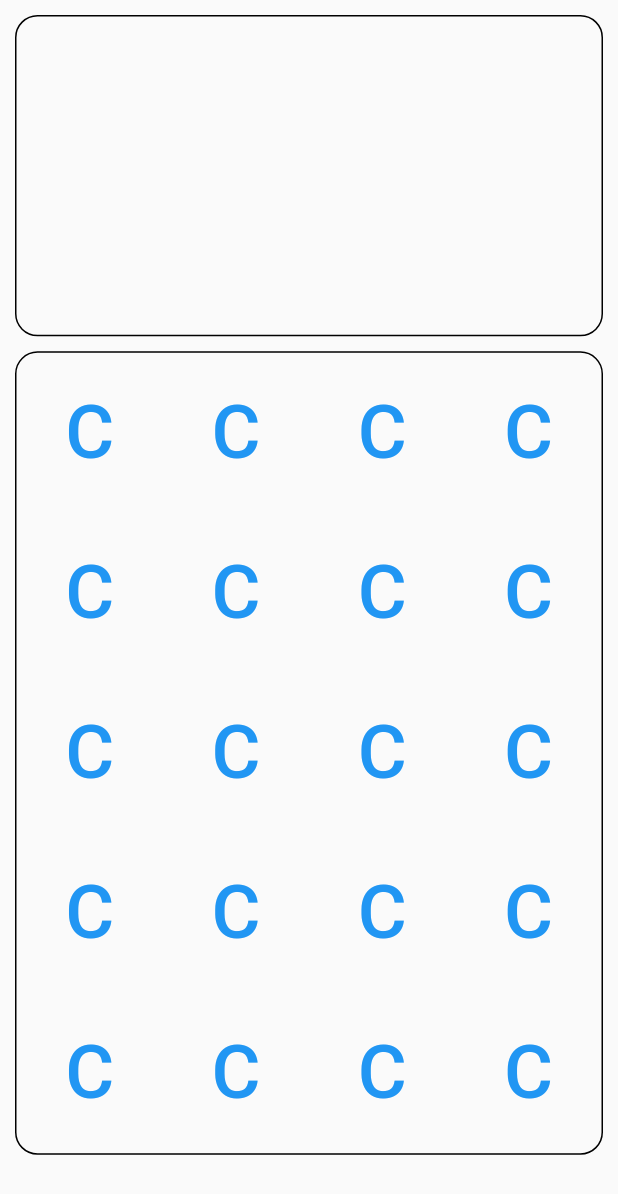
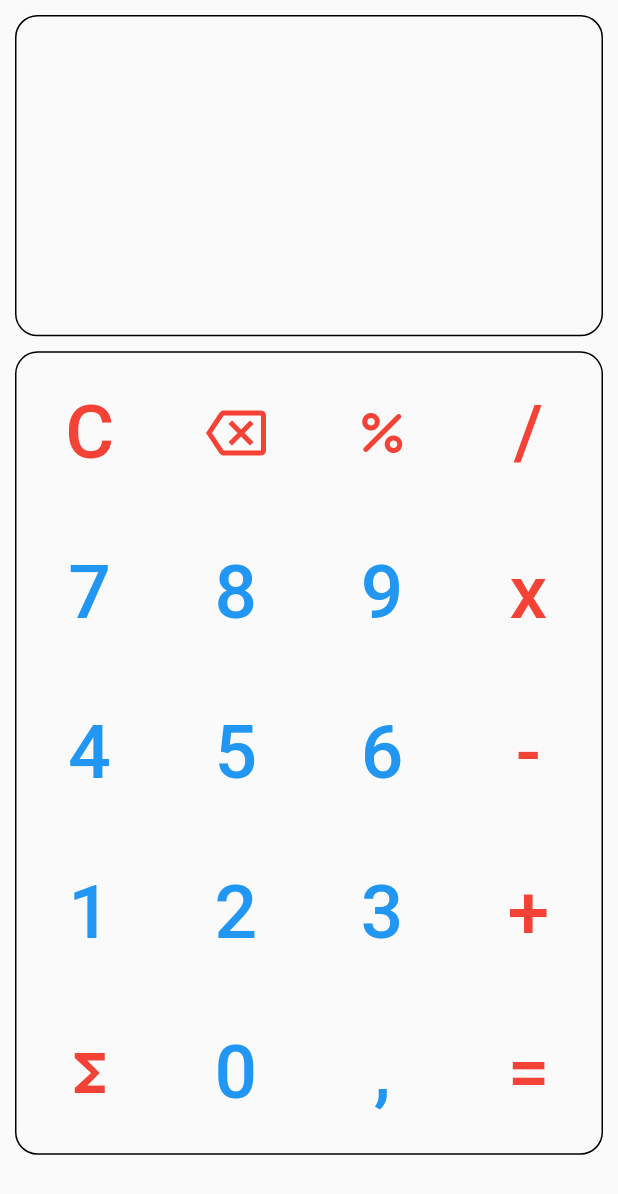
Before and after one commit to miyigun/calculator, a Flutter app: the screen it shows after launch, on a phone screen of 412 x 824 dp. Shown: the top 1194 px of the screen. Run offline on Flutter 3.47's test engine with Material 2 defaults, Android fonts, the phone set to English and light mode, and no system bars; our stand-ins replace flutter_riverpod.

Commit message:
Commit 5

```diff
--- a/lib/view/calculate_keyboard_row1.dart
+++ b/lib/view/calculate_keyboard_row1.dart
@@ -16,6 +16,7 @@ class CalculateKeyboardRow1 extends ConsumerWidget {
                   'C',
                 style: TextStyle(
                   fontSize: 50,
+                  color: Colors.red
                 ),
               ),
               onPressed: () {  },
@@ -25,14 +26,22 @@ class CalculateKeyboardRow1 extends ConsumerWidget {
         Expanded(
           flex: 3,
           child:SizedBox(
-            child: TextButton(
-              child: const Text(
-                'C',
-                style: TextStyle(
-                  fontSize: 50,
-                ),
-              ),
-              onPressed: () {  },
+            child: IconButton(
+              icon: Icon(Icons.backspace_outlined),
+              iconSize: 40,
+              color: Colors.red,
+              onPressed: (){},
+            )
+          ),
+        ),
+        Expanded(
+          flex: 3,
+          child:SizedBox(
+            child: IconButton(
+              icon: Icon(Icons.percent_rounded),
+              iconSize: 40,
+              color: Colors.red,
+              onPressed: (){},
             ),
           ),
         ),
@@ -41,23 +50,10 @@ class CalculateKeyboardRow1 extends ConsumerWidget {
           child:SizedBox(
             child: TextButton(
               child: const Text(
-                'C',
+                '/',
                 style: TextStyle(
                   fontSize: 50,
-                ),
-              ),
-              onPressed: () {  },
-            ),
-          ),
-        ),
-        Expanded(
-          flex: 3,
-          child:SizedBox(
-            child: TextButton(
-              child: const Text(
-                'C',
-                style: TextStyle(
-                  fontSize: 50,
+                  color: Colors.red,
                 ),
               ),
               onPressed: () {  },
--- a/lib/view/calculate_keyboard_row2.dart
+++ b/lib/view/calculate_keyboard_row2.dart
@@ -14,7 +14,7 @@ class CalculateKeyboardRow2 extends ConsumerWidget {
           child:SizedBox(
             child: TextButton(
               child: const Text(
-                'C',
+                '7',
                 style: TextStyle(
                   fontSize: 50,
                 ),
@@ -28,7 +28,7 @@ class CalculateKeyboardRow2 extends ConsumerWidget {
           child:SizedBox(
             child: TextButton(
               child: const Text(
-                'C',
+                '8',
                 style: TextStyle(
                   fontSize: 50,
                 ),
@@ -42,7 +42,7 @@ class CalculateKeyboardRow2 extends ConsumerWidget {
           child:SizedBox(
             child: TextButton(
               child: const Text(
-                'C',
+                '9',
                 style: TextStyle(
                   fontSize: 50,
                 ),
@@ -56,9 +56,10 @@ class CalculateKeyboardRow2 extends ConsumerWidget {
           child:SizedBox(
             child: TextButton(
               child: const Text(
-                'C',
+                'x',
                 style: TextStyle(
                   fontSize: 50,
+                  color: Colors.red,
                 ),
               ),
               onPressed: () {  },
--- a/lib/view/calculate_keyboard_row3.dart
+++ b/lib/view/calculate_keyboard_row3.dart
@@ -14,7 +14,7 @@ class CalculateKeyboardRow3 extends ConsumerWidget {
           child:SizedBox(
             child: TextButton(
               child: const Text(
-                'C',
+                '4',
                 style: TextStyle(
                   fontSize: 50,
                 ),
@@ -28,7 +28,7 @@ class CalculateKeyboardRow3 extends ConsumerWidget {
           child:SizedBox(
             child: TextButton(
               child: const Text(
-                'C',
+                '5',
                 style: TextStyle(
                   fontSize: 50,
                 ),
@@ -42,7 +42,7 @@ class CalculateKeyboardRow3 extends ConsumerWidget {
           child:SizedBox(
             child: TextButton(
               child: const Text(
-                'C',
+                '6',
                 style: TextStyle(
                   fontSize: 50,
                 ),
@@ -56,9 +56,10 @@ class CalculateKeyboardRow3 extends ConsumerWidget {
           child:SizedBox(
             child: TextButton(
               child: const Text(
-                'C',
+                '-',
                 style: TextStyle(
                   fontSize: 50,
+                  color: Colors.red,
                 ),
               ),
               onPressed: () {  },
--- a/lib/view/calculate_keyboard_row4.dart
+++ b/lib/view/calculate_keyboard_row4.dart
@@ -14,7 +14,7 @@ class CalculateKeyboardRow4 extends ConsumerWidget {
           child:SizedBox(
             child: TextButton(
               child: const Text(
-                'C',
+                '1',
                 style: TextStyle(
                   fontSize: 50,
                 ),
@@ -28,7 +28,7 @@ class CalculateKeyboardRow4 extends ConsumerWidget {
           child:SizedBox(
             child: TextButton(
               child: const Text(
-                'C',
+                '2',
                 style: TextStyle(
                   fontSize: 50,
                 ),
@@ -42,7 +42,7 @@ class CalculateKeyboardRow4 extends ConsumerWidget {
           child:SizedBox(
             child: TextButton(
               child: const Text(
-                'C',
+                '3',
                 style: TextStyle(
                   fontSize: 50,
                 ),
@@ -56,9 +56,10 @@ class CalculateKeyboardRow4 extends ConsumerWidget {
           child:SizedBox(
             child: TextButton(
               child: const Text(
-                'C',
+                '+',
                 style: TextStyle(
                   fontSize: 50,
+                  color: Colors.red,
                 ),
               ),
               onPressed: () {  },
--- a/lib/view/calculate_keyboard_row5.dart
+++ b/lib/view/calculate_keyboard_row5.dart
@@ -12,9 +12,20 @@ class CalculateKeyboardRow5 extends ConsumerWidget {
         Expanded(
           flex: 3,
           child:SizedBox(
+              child: IconButton(
+                icon: Icon(Icons.functions_outlined),
+                iconSize: 40,
+                color: Colors.red,
+                onPressed: (){},
+              )
+          ),
+        ),
+        Expanded(
+          flex: 3,
+          child:SizedBox(
             child: TextButton(
               child: const Text(
-                'C',
+                '0',
                 style: TextStyle(
                   fontSize: 50,
                 ),
@@ -28,7 +39,7 @@ class CalculateKeyboardRow5 extends ConsumerWidget {
           child:SizedBox(
             child: TextButton(
               child: const Text(
-                'C',
+                ',',
                 style: TextStyle(
                   fontSize: 50,
                 ),
@@ -42,23 +53,10 @@ class CalculateKeyboardRow5 extends ConsumerWidget {
           child:SizedBox(
             child: TextButton(
               child: const Text(
-                'C',
+                '=',
                 style: TextStyle(
                   fontSize: 50,
-                ),
-              ),
-              onPressed: () {  },
-            ),
-          ),
-        ),
-        Expanded(
-          flex: 3,
-          child:SizedBox(
-            child: TextButton(
-              child: const Text(
-                'C',
-                style: TextStyle(
-                  fontSize: 50,
+                  color: Colors.red,
                 ),
               ),
               onPressed: () {  },
```
